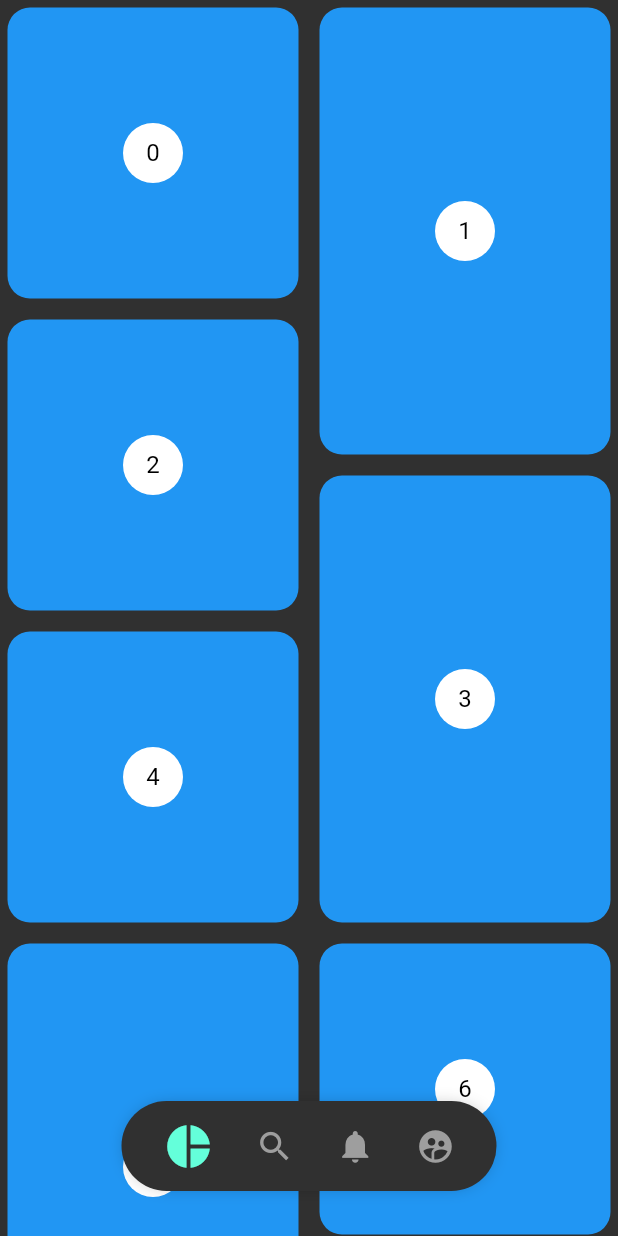
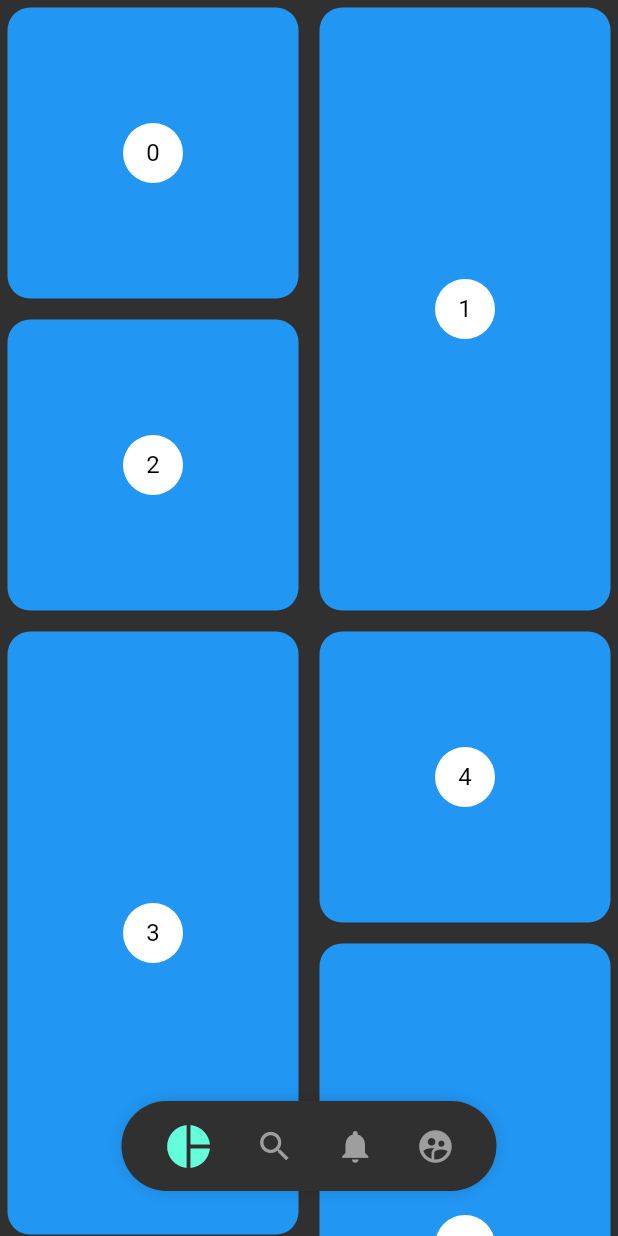
Before and after one commit to paulmrg-461/FlutterDesignsAndAnimationsUdemy, a Flutter app: the PinterestPage screen opened directly, on a phone screen of 412 x 824 dp. Run offline on Flutter 3.47's test engine with Material 2 defaults, Android fonts, the phone set to English and light mode, and no system bars; our stand-ins replace animate_do, flutter_svg, font_awesome_flutter; missing offline and left inert: dart:ffi.

Commit message:
11. PinterestPage Rows by screen width

```diff
--- a/lib/src/pages/pinterest_page.dart
+++ b/lib/src/pages/pinterest_page.dart
@@ -23,16 +23,24 @@ class _PinterestMenuLocation extends StatelessWidget {
   Widget build(BuildContext context) {
     final menuIsActiveProvider = Provider.of<_MenuModel>(context)._menuIsActive;
     final themeChangerProvider = Provider.of<ThemeChanger>(context);
-    final screenSize = MediaQuery.of(context).size;
+    double screenSize = MediaQuery.of(context).size.width;
+
+    if (screenSize > 500) {
+      screenSize -= 300;
+    }
+
     return Positioned(
         bottom: 30.0,
         child: Container(
-            width: screenSize.width,
-            child: Align(
-                child: PinterestMenu(
+            width: screenSize,
+            child: Row(
+              children: [
+                Spacer(),
+                PinterestMenu(
                   menuIsActive: menuIsActiveProvider,
                   menuBackgroundColor: themeChangerProvider.darkTheme
-                  ? themeChangerProvider.currentTheme.scaffoldBackgroundColor
+                      ? themeChangerProvider
+                          .currentTheme.scaffoldBackgroundColor
                       : Colors.white,
                   selectedItemColor: themeChangerProvider.darkTheme
                       ? themeChangerProvider.currentTheme.accentColor
@@ -54,7 +62,10 @@ class _PinterestMenuLocation extends StatelessWidget {
                         icon: Icons.supervised_user_circle,
                         onPressed: () => print('Icon user circle...')),
                   ],
-            ))));
+                ),
+                Spacer(),
+              ],
+            )));
   }
 }
 
@@ -72,10 +83,6 @@ class _PinterestGridState extends State<PinterestGrid> {
   @override
   void initState() {
     controller.addListener(() {
-      /* (controller.offset > lastScroll)
-          ? print('Hide menu')
-          : print('Show menu');
-      lastScroll = controller.offset; */
       if (controller.offset > lastScroll && controller.offset > 150.0) {
         Provider.of<_MenuModel>(context, listen: false).menuIsActive = false;
       } else {
@@ -94,13 +101,14 @@ class _PinterestGridState extends State<PinterestGrid> {
 
   @override
   Widget build(BuildContext context) {
+    int count = MediaQuery.of(context).size.width > 500 ? 3 : 2;
     return new StaggeredGridView.countBuilder(
       controller: controller,
-      crossAxisCount: 4,
+      crossAxisCount: count,
       itemCount: items.length,
       itemBuilder: (BuildContext context, int index) => _PinterestItem(index),
       staggeredTileBuilder: (int index) =>
-          new StaggeredTile.count(2, index.isEven ? 2 : 3),
+          new StaggeredTile.count(1, index.isEven ? 1 : 2),
       mainAxisSpacing: 4.0,
       crossAxisSpacing: 4.0,
     );
```
Lines whose indentation alone changed are shown as unchanged.
